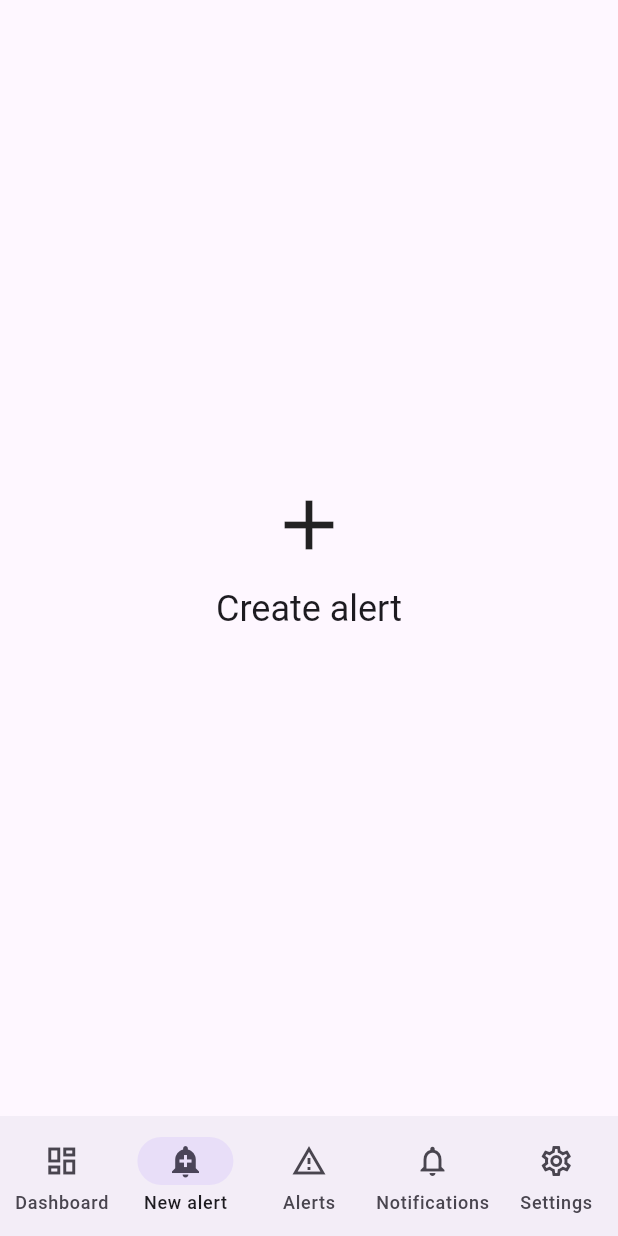
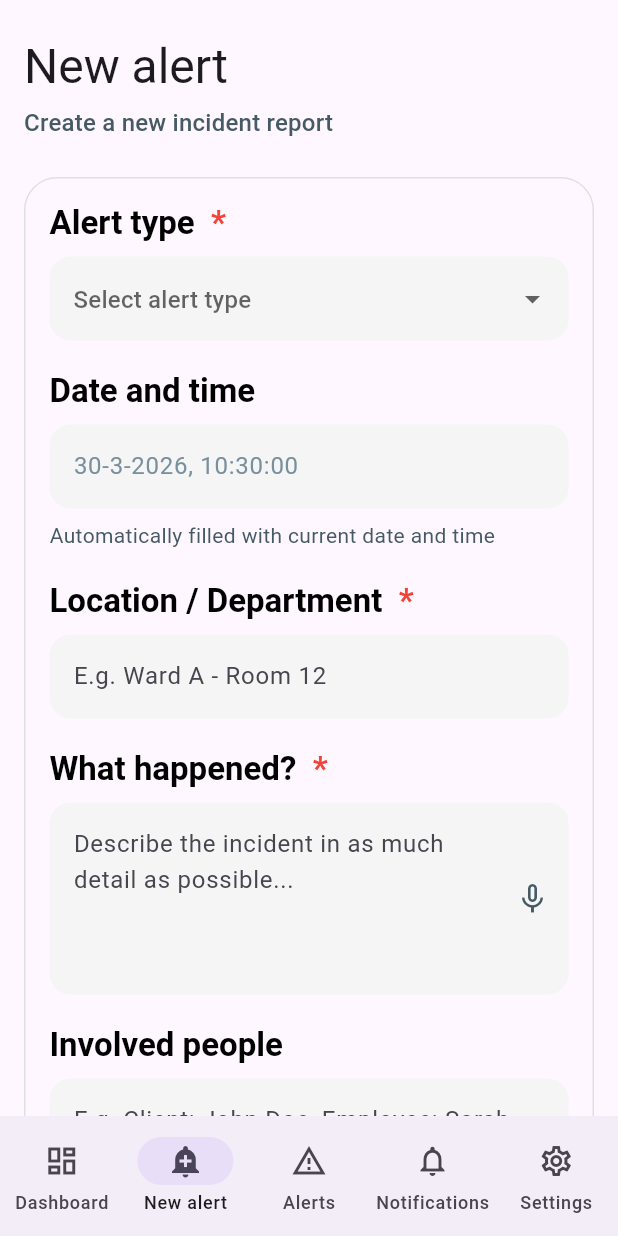
Before and after one commit to 0353497/Hackathon, a Flutter app: the screen it shows after launch, item 2 of the bottom bar chosen, on a phone screen of 412 x 824 dp. Run offline on Flutter 3.47's test engine with Material 3 defaults, Android fonts, the light colour scheme and no system bars; our stand-ins replace get, speech_to_text.

Commit message:
added inputs

```diff
--- a/care_alert/lib/core/translations.dart
+++ b/care_alert/lib/core/translations.dart
@@ -14,6 +14,33 @@ class AppTranslations extends Translations {
       'meldingen_page_title': 'Alert overview',
       'notificaties_page_title': 'Notifications',
       'instellingen_page_title': 'Settings',
+      'create_alert_subtitle': 'Create a new incident report',
+      'alert_type_label': 'Alert type',
+      'alert_type_hint': 'Select alert type',
+      'alert_type_fall': 'Fall',
+      'alert_type_aggression': 'Aggression',
+      'alert_type_medical': 'Medical incident',
+      'alert_type_other': 'Other',
+      'date_time_label': 'Date and time',
+      'date_time_auto_hint': 'Automatically filled with current date and time',
+      'location_label': 'Location / Department',
+      'location_hint': 'E.g. Ward A - Room 12',
+      'description_label': 'What happened?',
+      'description_hint':
+          'Describe the incident in as much detail as possible...',
+      'involved_people_label': 'Involved people',
+      'involved_people_hint': 'E.g. Client: John Doe, Employee: Sarah Jansen',
+      'severity_label': 'Incident severity',
+      'severity_hint': 'Select severity',
+      'severity_low': 'Low',
+      'severity_medium': 'Medium',
+      'severity_high': 'High',
+      'severity_critical': 'Critical',
+      'start_recording_tooltip': 'Start voice input',
+      'stop_recording_tooltip': 'Stop voice input',
+      'listening_hint': 'Listening... Tap again to stop.',
+      'stt_not_available':
+          'Speech recognition is not available on this device.',
     },
     'en_US': {
       'hello_world': 'Hello World!',
@@ -26,6 +53,33 @@ class AppTranslations extends Translations {
       'meldingen_page_title': 'Alert overview',
       'notificaties_page_title': 'Notifications',
       'instellingen_page_title': 'Settings',
+      'create_alert_subtitle': 'Create a new incident report',
+      'alert_type_label': 'Alert type',
+      'alert_type_hint': 'Select alert type',
+      'alert_type_fall': 'Fall',
+      'alert_type_aggression': 'Aggression',
+      'alert_type_medical': 'Medical incident',
+      'alert_type_other': 'Other',
+      'date_time_label': 'Date and time',
+      'date_time_auto_hint': 'Automatically filled with current date and time',
+      'location_label': 'Location / Department',
+      'location_hint': 'E.g. Ward A - Room 12',
+      'description_label': 'What happened?',
+      'description_hint':
+          'Describe the incident in as much detail as possible...',
+      'involved_people_label': 'Involved people',
+      'involved_people_hint': 'E.g. Client: John Doe, Employee: Sarah Jansen',
+      'severity_label': 'Incident severity',
+      'severity_hint': 'Select severity',
+      'severity_low': 'Low',
+      'severity_medium': 'Medium',
+      'severity_high': 'High',
+      'severity_critical': 'Critical',
+      'start_recording_tooltip': 'Start voice input',
+      'stop_recording_tooltip': 'Stop voice input',
+      'listening_hint': 'Listening... Tap again to stop.',
+      'stt_not_available':
+          'Speech recognition is not available on this device.',
     },
     'nl': {
       'hello_world': 'Hallo wereld!',
@@ -38,6 +92,33 @@ class AppTranslations extends Translations {
       'meldingen_page_title': 'Meldingen overzicht',
       'notificaties_page_title': 'Notificaties',
       'instellingen_page_title': 'Instellingen',
+      'create_alert_subtitle': 'Maak een nieuwe incident melding aan',
+      'alert_type_label': 'Type melding',
+      'alert_type_hint': 'Selecteer type melding',
+      'alert_type_fall': 'Valincident',
+      'alert_type_aggression': 'Agressie',
+      'alert_type_medical': 'Medisch incident',
+      'alert_type_other': 'Overig',
+      'date_time_label': 'Datum en tijd',
+      'date_time_auto_hint': 'Automatisch ingevuld met huidige datum en tijd',
+      'location_label': 'Locatie / Afdeling',
+      'location_hint': 'Bijv. Afdeling A - Kamer 12',
+      'description_label': 'Wat is er gebeurd?',
+      'description_hint': 'Beschrijf het incident zo gedetailleerd mogelijk...',
+      'involved_people_label': 'Betrokken personen',
+      'involved_people_hint':
+          'Bijv. Client: Jan de Vries, Medewerker: Sara Janssen',
+      'severity_label': 'Ernst van het incident',
+      'severity_hint': 'Selecteer ernst',
+      'severity_low': 'Laag',
+      'severity_medium': 'Middel',
+      'severity_high': 'Hoog',
+      'severity_critical': 'Kritiek',
+      'start_recording_tooltip': 'Start spraak invoer',
+      'stop_recording_tooltip': 'Stop spraak invoer',
+      'listening_hint': 'Aan het luisteren... Tik opnieuw om te stoppen.',
+      'stt_not_available':
+          'Spraakherkenning is niet beschikbaar op dit apparaat.',
     },
     'nl_NL': {
       'hello_world': 'Hallo wereld!',
@@ -50,6 +131,33 @@ class AppTranslations extends Translations {
       'meldingen_page_title': 'Meldingen overzicht',
       'notificaties_page_title': 'Notificaties',
       'instellingen_page_title': 'Instellingen',
+      'create_alert_subtitle': 'Maak een nieuwe incident melding aan',
+      'alert_type_label': 'Type melding',
+      'alert_type_hint': 'Selecteer type melding',
+      'alert_type_fall': 'Valincident',
+      'alert_type_aggression': 'Agressie',
+      'alert_type_medical': 'Medisch incident',
+      'alert_type_other': 'Overig',
+      'date_time_label': 'Datum en tijd',
+      'date_time_auto_hint': 'Automatisch ingevuld met huidige datum en tijd',
+      'location_label': 'Locatie / Afdeling',
+      'location_hint': 'Bijv. Afdeling A - Kamer 12',
+      'description_label': 'Wat is er gebeurd?',
+      'description_hint': 'Beschrijf het incident zo gedetailleerd mogelijk...',
+      'involved_people_label': 'Betrokken personen',
+      'involved_people_hint':
+          'Bijv. Client: Jan de Vries, Medewerker: Sara Janssen',
+      'severity_label': 'Ernst van het incident',
+      'severity_hint': 'Selecteer ernst',
+      'severity_low': 'Laag',
+      'severity_medium': 'Middel',
+      'severity_high': 'Hoog',
+      'severity_critical': 'Kritiek',
+      'start_recording_tooltip': 'Start spraak invoer',
+      'stop_recording_tooltip': 'Stop spraak invoer',
+      'listening_hint': 'Aan het luisteren... Tik opnieuw om te stoppen.',
+      'stt_not_available':
+          'Spraakherkenning is niet beschikbaar op dit apparaat.',
     },
   };
 }
--- a/care_alert/lib/main.dart
+++ b/care_alert/lib/main.dart
@@ -1,11 +1,13 @@
 import 'package:care_alert/presentation/pages/main_view.dart';
 import 'package:flutter/material.dart';
+import 'package:flutter/services.dart';
 import 'package:flutter_localizations/flutter_localizations.dart';
 import 'package:care_alert/core/translations.dart';
 import 'package:get/get.dart';
 
 void main() {
   runApp(const MainApp());
+  SystemChrome.setPreferredOrientations([DeviceOrientation.portraitUp]);
 }
 
 class MainApp extends StatelessWidget {
--- /dev/null
+++ b/care_alert/lib/presentation/pages/create_alert_page.dart
@@ -0,0 +1,322 @@
+import 'package:flutter/material.dart';
+import 'package:get/get.dart';
+import 'package:intl/intl.dart';
+import 'package:speech_to_text/speech_to_text.dart';
+
+class CreateAlertPage extends StatefulWidget {
+  const CreateAlertPage({super.key});
+
+  @override
+  State<CreateAlertPage> createState() => _CreateAlertPageState();
+}
+
+class _CreateAlertPageState extends State<CreateAlertPage> {
+  final SpeechToText _speechToText = SpeechToText();
+  final TextEditingController _locationController = TextEditingController();
+  final TextEditingController _descriptionController = TextEditingController();
+  final TextEditingController _peopleController = TextEditingController();
+
+  bool _speechAvailable = false;
+  bool _isListening = false;
+  String? _selectedType;
+  String? _selectedSeverity;
+
+  String get _currentDateTime {
+    final locale = Get.locale?.languageCode == 'nl' ? 'nl_NL' : 'en_US';
+    return DateFormat('d-M-y, HH:mm:ss', locale).format(DateTime.now());
+  }
+
+  @override
+  void initState() {
+    super.initState();
+    _initSpeech();
+  }
+
+  @override
+  void dispose() {
+    _speechToText.stop();
+    _locationController.dispose();
+    _descriptionController.dispose();
+    _peopleController.dispose();
+    super.dispose();
+  }
+
+  Future<void> _initSpeech() async {
+    final available = await _speechToText.initialize();
+    if (!mounted) {
+      return;
+    }
+    setState(() {
+      _speechAvailable = available;
+    });
+  }
+
+  Future<void> _toggleListening() async {
+    if (!_speechAvailable) {
+      if (mounted) {
+        ScaffoldMessenger.of(
+          context,
+        ).showSnackBar(SnackBar(content: Text('stt_not_available'.tr)));
+      }
+      return;
+    }
+
+    if (_isListening) {
+      await _speechToText.stop();
+      if (!mounted) {
+        return;
+      }
+      setState(() {
+        _isListening = false;
+      });
+      return;
+    }
+
+    setState(() {
+      _isListening = true;
+    });
+
+    await _speechToText.listen(
+      localeId: Get.locale?.languageCode == 'nl' ? 'nl_NL' : 'en_US',
+      onResult: (result) {
+        setState(() {
+          _descriptionController.text = result.recognizedWords;
+          _descriptionController.selection = TextSelection.fromPosition(
+            TextPosition(offset: _descriptionController.text.length),
+          );
+
+          if (result.finalResult) {
+            _isListening = false;
+          }
+        });
+      },
+    );
+  }
+
+  @override
+  Widget build(BuildContext context) {
+    return Scaffold(
+      body: SafeArea(
+        child: SingleChildScrollView(
+          padding: const EdgeInsets.fromLTRB(16, 24, 16, 24),
+          child: Column(
+            crossAxisAlignment: CrossAxisAlignment.start,
+            children: [
+              Text(
+                'new_melding'.tr,
+                style: Theme.of(context).textTheme.headlineLarge,
+              ),
+              const SizedBox(height: 6),
+              Text(
+                'create_alert_subtitle'.tr,
+                style: Theme.of(context).textTheme.titleMedium?.copyWith(
+                  color: Colors.blueGrey.shade700,
+                ),
+              ),
+              const SizedBox(height: 24),
+              Container(
+                width: double.infinity,
+                decoration: BoxDecoration(
+                  borderRadius: BorderRadius.circular(22),
+                  border: Border.all(color: Colors.grey.shade300),
+                ),
+                padding: const EdgeInsets.all(16),
+                child: Column(
+                  crossAxisAlignment: CrossAxisAlignment.start,
+                  children: [
+                    _fieldLabel('alert_type_label'.tr, requiredField: true),
+                    const SizedBox(height: 8),
+                    DropdownButtonFormField<String>(
+                      value: _selectedType,
+                      decoration: InputDecoration(
+                        hintText: 'alert_type_hint'.tr,
+                        filled: true,
+                        fillColor: Colors.grey.shade100,
+                        border: OutlineInputBorder(
+                          borderRadius: BorderRadius.circular(14),
+                          borderSide: BorderSide.none,
+                        ),
+                      ),
+                      items: [
+                        DropdownMenuItem(
+                          value: 'fall',
+                          child: Text('alert_type_fall'.tr),
+                        ),
+                        DropdownMenuItem(
+                          value: 'aggression',
+                          child: Text('alert_type_aggression'.tr),
+                        ),
+                        DropdownMenuItem(
+                          value: 'medical',
+                          child: Text('alert_type_medical'.tr),
+                        ),
+                        DropdownMenuItem(
+                          value: 'other',
+                          child: Text('alert_type_other'.tr),
+                        ),
+                      ],
+                      onChanged: (value) {
+                        setState(() {
+                          _selectedType = value;
+                        });
+                      },
+                    ),
+                    const SizedBox(height: 20),
+                    _fieldLabel('date_time_label'.tr),
+                    const SizedBox(height: 8),
+                    _disabledField(_currentDateTime),
+                    const SizedBox(height: 8),
+                    Text(
+                      'date_time_auto_hint'.tr,
+                      style: Theme.of(context).textTheme.bodyMedium?.copyWith(
+                        color: Colors.blueGrey.shade700,
+                      ),
+                    ),
+                    const SizedBox(height: 20),
+                    _fieldLabel('location_label'.tr, requiredField: true),
+                    const SizedBox(height: 8),
+                    _textField(
+                      controller: _locationController,
+                      hint: 'location_hint'.tr,
+                    ),
+                    const SizedBox(height: 20),
+                    _fieldLabel('description_label'.tr, requiredField: true),
+                    const SizedBox(height: 8),
+                    _textField(
+                      controller: _descriptionController,
+                      hint: 'description_hint'.tr,
+                      maxLines: 4,
+                      suffixIcon: IconButton(
+                        onPressed: _toggleListening,
+                        tooltip: _isListening
+                            ? 'stop_recording_tooltip'.tr
+                            : 'start_recording_tooltip'.tr,
+                        icon: Icon(
+                          _isListening ? Icons.mic : Icons.mic_none,
+                          color: _isListening
+                              ? Colors.red.shade400
+                              : Colors.blueGrey.shade700,
+                        ),
+                      ),
+                    ),
+                    if (_isListening) ...[
+                      const SizedBox(height: 8),
+                      Text(
+                        'listening_hint'.tr,
+                        style: Theme.of(context).textTheme.bodySmall?.copyWith(
+                          color: Colors.red.shade400,
+                        ),
+                      ),
+                    ],
+                    const SizedBox(height: 20),
+                    _fieldLabel('involved_people_label'.tr),
+                    const SizedBox(height: 8),
+                    _textField(
+                      controller: _peopleController,
+                      hint: 'involved_people_hint'.tr,
+                    ),
+                    const SizedBox(height: 20),
+                    _fieldLabel('severity_label'.tr, requiredField: true),
+                    const SizedBox(height: 8),
+                    DropdownButtonFormField<String>(
+                      value: _selectedSeverity,
+                      decoration: InputDecoration(
+                        hintText: 'severity_hint'.tr,
+                        filled: true,
+                        fillColor: Colors.grey.shade100,
+                        border: OutlineInputBorder(
+                          borderRadius: BorderRadius.circular(14),
+                          borderSide: BorderSide.none,
+                        ),
+                      ),
+                      items: [
+                        DropdownMenuItem(
+                          value: 'low',
+                          child: Text('severity_low'.tr),
+                        ),
+                        DropdownMenuItem(
+                          value: 'medium',
+                          child: Text('severity_medium'.tr),
+                        ),
+                        DropdownMenuItem(
+                          value: 'high',
+                          child: Text('severity_high'.tr),
+                        ),
+                        DropdownMenuItem(
+                          value: 'critical',
+                          child: Text('severity_critical'.tr),
+                        ),
+                      ],
+                      onChanged: (value) {
+                        setState(() {
+                          _selectedSeverity = value;
+                        });
+                      },
+                    ),
+                  ],
+                ),
+              ),
+            ],
+          ),
+        ),
+      ),
+    );
+  }
+
+  Widget _fieldLabel(String text, {bool requiredField = false}) {
+    return RichText(
+      text: TextSpan(
+        style: Theme.of(context).textTheme.titleLarge?.copyWith(
+          fontWeight: FontWeight.w700,
+          color: Colors.black,
+        ),
+        children: [
+          TextSpan(text: text),
+          if (requiredField)
+            const TextSpan(
+              text: '  *',
+              style: TextStyle(color: Colors.red),
+            ),
+        ],
+      ),
+    );
+  }
+
+  Widget _disabledField(String value) {
+    return TextFormField(
+      enabled: false,
+      initialValue: value,
+      style: TextStyle(color: Colors.blueGrey.shade400, fontSize: 16),
+      decoration: InputDecoration(
+        filled: true,
+        fillColor: Colors.grey.shade100,
+        border: OutlineInputBorder(
+          borderRadius: BorderRadius.circular(14),
+          borderSide: BorderSide.none,
+        ),
+      ),
+    );
+  }
+
+  Widget _textField({
+    required TextEditingController controller,
+    required String hint,
+    int maxLines = 1,
+    Widget? suffixIcon,
+  }) {
+    return TextFormField(
+      controller: controller,
+      maxLines: maxLines,
+      decoration: InputDecoration(
+        hintText: hint,
+        filled: true,
+        fillColor: Colors.grey.shade100,
+        suffixIcon: suffixIcon,
+        border: OutlineInputBorder(
+          borderRadius: BorderRadius.circular(14),
+          borderSide: BorderSide.none,
+        ),
+      ),
+    );
+  }
+}
--- a/care_alert/lib/presentation/pages/main_view.dart
+++ b/care_alert/lib/presentation/pages/main_view.dart
@@ -1,4 +1,5 @@
 import 'package:care_alert/presentation/components/tab_page.dart';
+import 'package:care_alert/presentation/pages/create_alert_page.dart';
 import 'package:care_alert/presentation/pages/dashboard.dart';
 import 'package:flutter/material.dart';
 import 'package:get/utils.dart';
@@ -15,7 +16,7 @@ class _MainViewState extends State<MainView> {
 
   late final List<Widget> _pages = const [
     Dashboard(),
-    TabPage(titleKey: 'new_melding_page_title', icon: Icons.add),
+    CreateAlertPage(),
     TabPage(
       titleKey: 'meldingen_page_title',
       icon: Icons.warning_amber_outlined,
```
Also changed, not shown: 2 other files.
